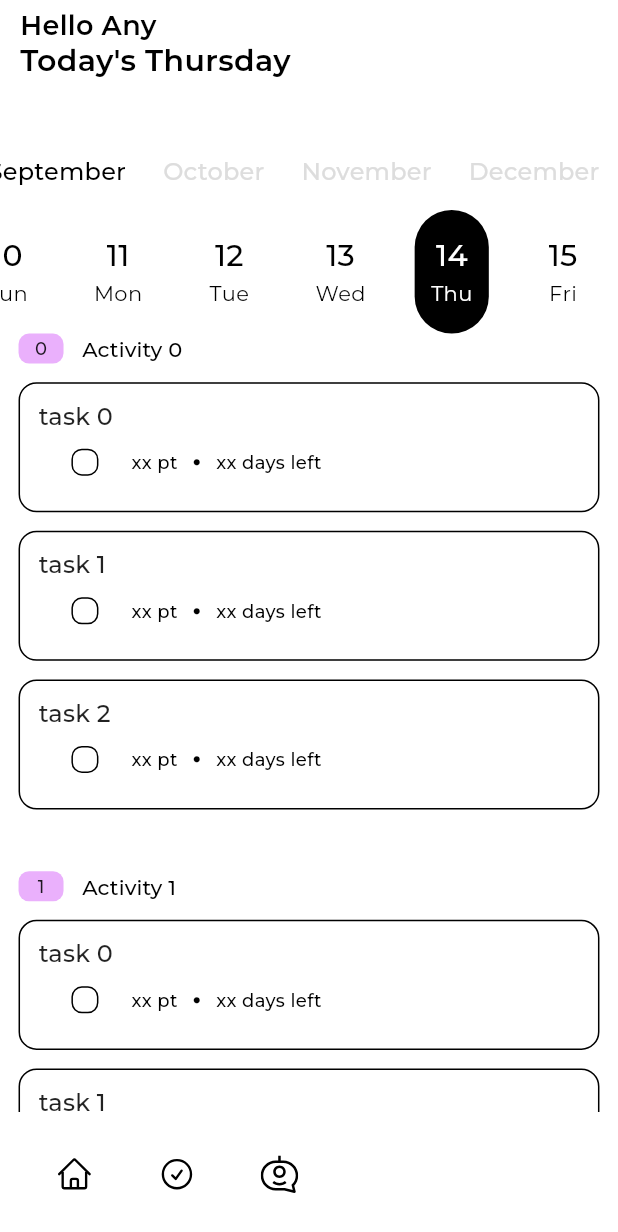
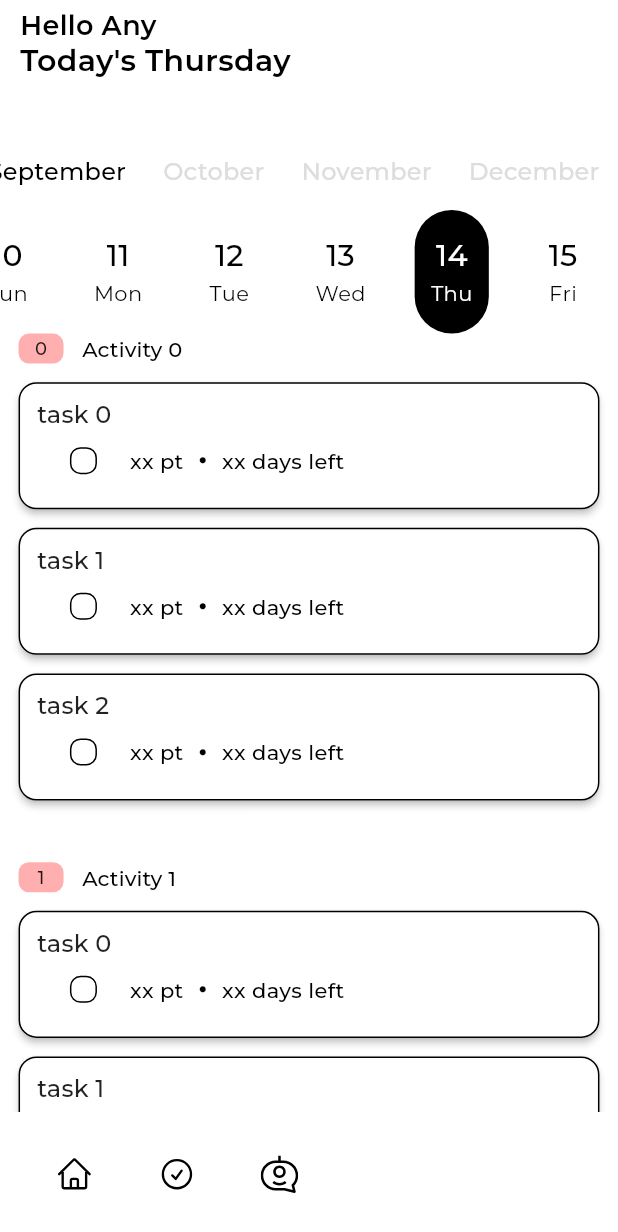
Before and after one commit to phatalways-sleeping/WorkRizz, a Flutter app: the HomeScreen screen opened directly, on a phone screen of 412 x 824 dp. Shown: the top 1232 px of the screen. Run offline on Flutter 3.47's test engine with Material 2 defaults, Android fonts, the phone set to English and light mode, and no system bars; our stand-ins replace badges, bloc, cached_network_image, cloud_firestore, dio, dots_indicator and 11 more; missing offline and left inert: avatar_stack, flow_builder, flutter_pdfview; accounts and stored records are empty; project files that could hold a hidden picture were left out.

Commit message:
refactor(ui): code refactor

```diff
--- a/lib/widgets/home/list_task.dart
+++ b/lib/widgets/home/list_task.dart
@@ -1,9 +1,4 @@
-import 'dart:math';
-
 import 'package:flutter/material.dart';
-import 'package:flutter_svg/svg.dart';
-import 'package:task_managing_application/widgets/custom_avatar_widget/custom_avatar_widget.dart';
-import 'package:task_managing_application/widgets/custom_floating_widget/custom_dialog.dart';
 import 'package:task_managing_application/widgets/custom_item_widget/checkbox_button.dart';
 import 'package:task_managing_application/widgets/custom_tag/task_tag.dart';
 import 'package:task_managing_application/assets/assets.dart';
@@ -16,38 +11,38 @@ class Activity extends StatefulWidget {
 }
 
 class _ActivityState extends State<Activity> {
-  double width = 0.0;
-  double height = 0.0;
   ScrollController? scrollController;
   TextEditingController controller = TextEditingController();
-
-  // var ActivityManagement = ActivityManagement();
-  // List<ActivityStructure> Activity = [];
   @override
   void initState() {
-    // Activity = ActivityManagement.getActivitys();
     scrollController = ScrollController(initialScrollOffset: 0.0);
     super.initState();
   }
 
-  // ignore: non_constant_identifier_names
-  Widget CategoryScroll(int index, BuildContext context) {
-    width = MediaQuery.of(context).size.width;
-    height = MediaQuery.of(context).size.height;
-    Color color = PINK;
+  @override
+  Widget build(BuildContext context) {
+    return ListView.builder(
+      controller: scrollController,
+      scrollDirection: Axis.vertical,
+      physics: const ClampingScrollPhysics(),
+      shrinkWrap: true,
+      itemCount: 4,
+      itemBuilder: (BuildContext context, int index) {
         return Column(
           crossAxisAlignment: CrossAxisAlignment.start,
           children: [
             Container(
-            margin: EdgeInsets.only(left: width * RATIO_PADDING),
+                margin: EdgeInsets.only(
+                    left: context.mediaQuery.size.width * RATIO_PADDING),
                 child: Row(
                   children: [
-                TaskTag(color: color, name: "$index"),
-                SizedBox(width: width * RATIO_PADDING),
-                Text("Activity $index", style: context.textTheme.titleSmall),
+                    TaskTag(color: PALE, name: "$index"),
+                    SizedBox(
+                        width: context.mediaQuery.size.width * RATIO_PADDING),
+                    Text("Activity $index",
+                        style: context.textTheme.titleSmall),
                   ],
                 )),
-        // SizedBox(height: width * RATIO_SPACE),
             ListView.builder(
               controller: scrollController,
               scrollDirection: Axis.vertical,
@@ -55,43 +50,33 @@ class _ActivityState extends State<Activity> {
               shrinkWrap: true,
               itemCount: 3,
               itemBuilder: (BuildContext context, int index) {
-            return ActivityScroll(index, context, color);
-          },
+                return Padding(
+                  padding: EdgeInsets.only(
+                    left: context.mediaQuery.size.width * RATIO_PADDING,
+                    right: context.mediaQuery.size.width * RATIO_PADDING,
+                    top: context.mediaQuery.size.width * RATIO_PADDING,
                   ),
-        SizedBox(height: width * RATIO_SPACE * 2),
-      ],
-    );
-  }
-
-  // ignore: non_constant_identifier_names
-  Widget ActivityScroll(int index, BuildContext context, Color color) {
-    // bool newProject = false;
-    // if (index == 0 || Activity[index].originProject != Activity[index - 1].originProject)
-    //   newProject = true;
-    // else
-    //   newProject = false;
-    return GestureDetector(
-      onTap: () {
-        setState(() {});
-      },
-      child: ActivityWidget(index, context, false),
-    );
-  }
-
-  // ignore: non_constant_identifier_names
-  Container ActivityWidget(int index, BuildContext context, bool isDone) {
-    return Container(
-      margin: EdgeInsets.only(
-        left: width * RATIO_PADDING,
-        right: width * RATIO_PADDING,
-        top: width * RATIO_PADDING,
+                  child: ElevatedButton(
+                    onPressed: () {},
+                    style: ButtonStyle(
+                      padding: MaterialStateProperty.all(
+                        EdgeInsets.all(
+                            context.mediaQuery.size.width * RATIO_PADDING),
                       ),
-      decoration: BoxDecoration(
-        color: WHITE,
+                      backgroundColor: MaterialStateProperty.all(WHITE),
+                      shape: MaterialStateProperty.all(
+                        RoundedRectangleBorder(
                           borderRadius: BorderRadius.circular(MEDIUM_CORNER),
-        border: Border.all(color: BLACK, width: 1),
                         ),
-      padding: EdgeInsets.all(width * RATIO_PADDING),
+                      ),
+                      side: const MaterialStatePropertyAll(
+                        BorderSide(color: BLACK, width: 1),
+                      ),
+                      alignment: Alignment.centerLeft,
+                      overlayColor: const MaterialStatePropertyAll(
+                        GREEN,
+                      ),
+                    ),
                     child: Column(
                       mainAxisAlignment: MainAxisAlignment.spaceEvenly,
                       crossAxisAlignment: CrossAxisAlignment.start,
@@ -104,60 +89,58 @@ class _ActivityState extends State<Activity> {
                           mainAxisAlignment: MainAxisAlignment.start,
                           crossAxisAlignment: CrossAxisAlignment.center,
                           children: <Widget>[
-              /* SvgPicture.string(
-                SvgAssets.Activity,
-                colorFilter: ColorFilter.mode(color, BlendMode.srcIn),
-              ), */
                             SizedBox(
-                width: width * RATIO_SPACE,
+                              width:
+                                  context.mediaQuery.size.width * RATIO_SPACE,
                             ),
-
-              //const Spacer(),
                             CheckboxWidget(
-                  onChanged: (isDone, context) {}, checkState: isDone),
+                              onChanged: (isDone, context) {},
+                              checkState: false,
+                            ),
                             SizedBox(
-                width: width * RATIO_SPACE,
+                              width:
+                                  context.mediaQuery.size.width * RATIO_SPACE,
                             ),
                             Text(
                               "xx pt",
-                style: context.textTheme.labelMedium,
+                              style: context.textTheme.labelMedium?.copyWith(
+                                color: BLACK,
+                                fontSize: 14.0,
+                              ),
                             ),
                             SizedBox(
-                width: width * RATIO_SPACE / 2,
+                              width: context.mediaQuery.size.width *
+                                  RATIO_SPACE /
+                                  2,
                             ),
                             const Icon(Icons.lens, size: 5, color: BLACK),
                             SizedBox(
-                width: width * RATIO_SPACE / 2,
+                              width: context.mediaQuery.size.width *
+                                  RATIO_SPACE /
+                                  2,
                             ),
                             Text(
                               "xx days left",
-                style: context.textTheme.labelMedium,
+                              style: context.textTheme.labelMedium?.copyWith(
+                                color: BLACK,
+                                fontSize: 14.0,
+                              ),
                             ),
                             SizedBox(
-                width: width * RATIO_SPACE,
+                              width:
+                                  context.mediaQuery.size.width * RATIO_SPACE,
                             ),
-              // Text(
-              //     '${-Activity[index].date.difference(DateTime.now()).inMinutes} min ago',
-              //     style: context.textTheme.bodyMedium),
                           ],
                         ),
                       ],
                     ),
+                  ),
                 );
-  }
-
-  @override
-  Widget build(BuildContext context) {
-    width = MediaQuery.of(context).size.width;
-    height = MediaQuery.of(context).size.height;
-    return ListView.builder(
-      controller: scrollController,
-      scrollDirection: Axis.vertical,
-      physics: const ClampingScrollPhysics(),
-      shrinkWrap: true,
-      itemCount: 4,
-      itemBuilder: (BuildContext context, int index) {
-        return CategoryScroll(index, context);
+              },
+            ),
+            SizedBox(height: context.mediaQuery.size.width * RATIO_SPACE * 2),
+          ],
+        );
       },
     );
   }
```
Also changed, not shown: lib/widgets/home/home_view.dart (+0 -17 lines). Lines whose indentation alone changed are shown as unchanged.
